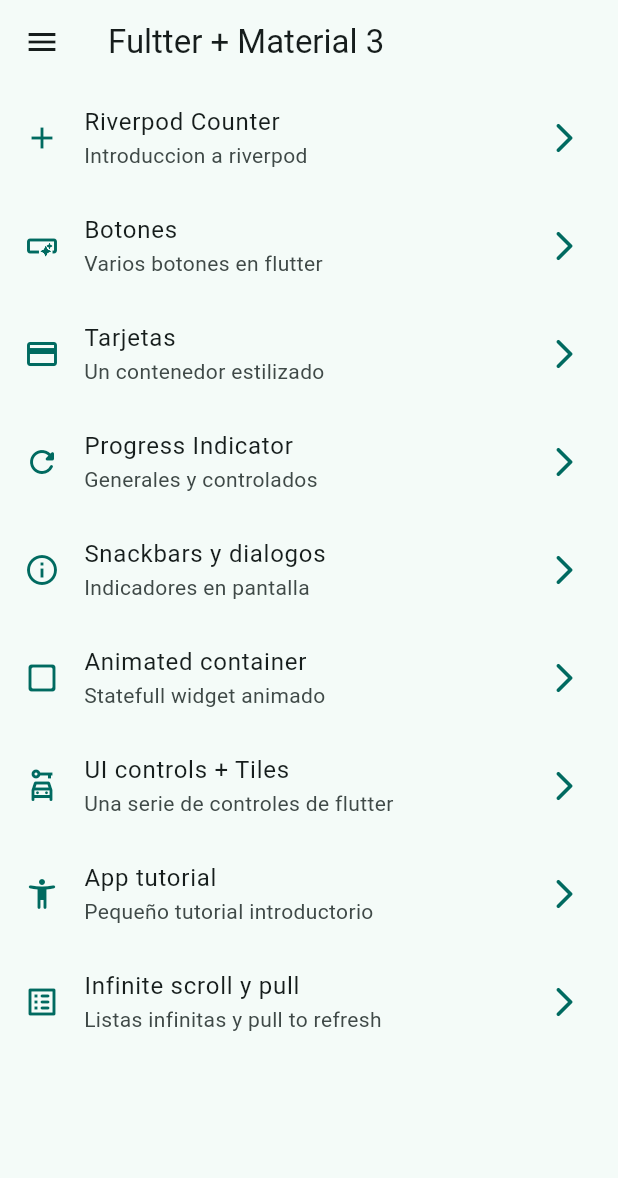
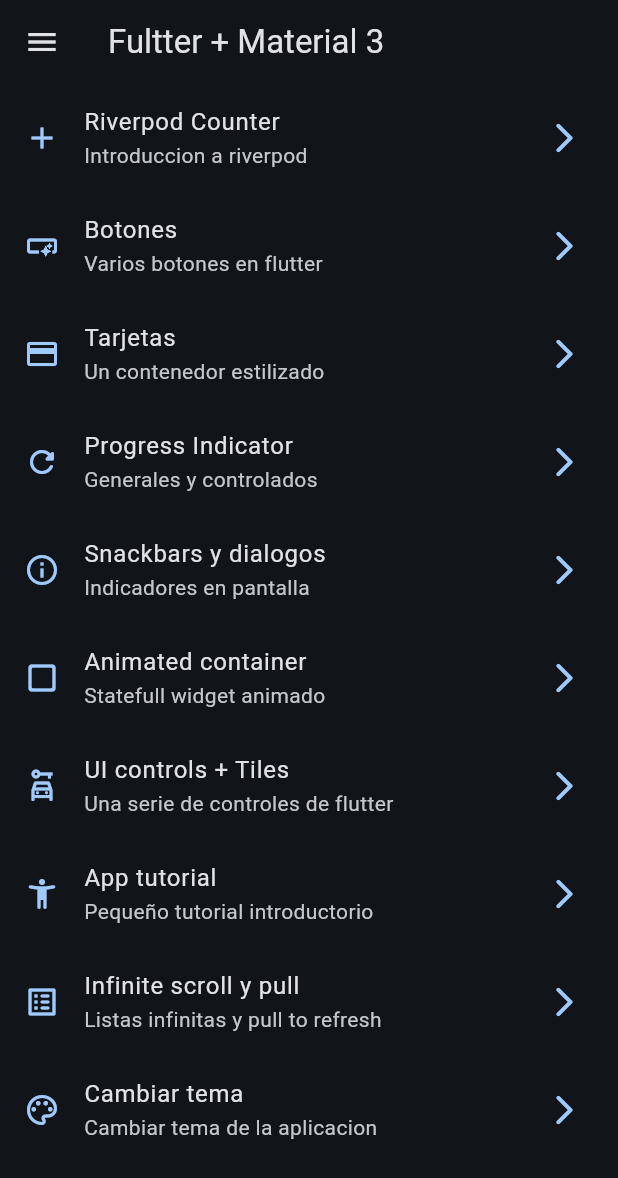
Before and after one commit to juanpjacobi/widgets_app, a Flutter app: the screen it shows after launch, on a phone screen of 412 x 824 dp. Shown: the top 1178 px of the screen. Run offline on Flutter 3.47's test engine with Material 3 defaults, Android fonts, the phone set to English and light mode, and no system bars; our stand-ins replace animate_do, flutter_riverpod, go_router.

Commit message:
Theme changer finished

```diff
--- a/lib/config/router/app_router.dart
+++ b/lib/config/router/app_router.dart
@@ -54,5 +54,10 @@ final appRouter = GoRouter(
       name: CounterScreen.name,
       builder: (context, state) => const CounterScreen(),
     ),
+    GoRoute(
+      path: '/theme-changer',
+      name: ThemeChangerScreen.name,
+      builder: (context, state) => const ThemeChangerScreen(),
+    ),
   ],
 );
--- a/lib/config/theme/app_theme.dart
+++ b/lib/config/theme/app_theme.dart
@@ -14,14 +14,16 @@ const colorList = <Color>[
 
 class Apptheme {
   final int selectedColor;
+  final bool isDarkMode;
 
-  Apptheme({this.selectedColor = 0})
+  Apptheme({this.isDarkMode = false, this.selectedColor = 0})
       : assert(selectedColor >= 0, 'Selected color must be greater than 0'),
         assert(selectedColor < colorList.length,
             'Selected color must be less or equal than ${colorList.length - 1}');
 
   ThemeData getTheme() => ThemeData(
       useMaterial3: true,
+      brightness: isDarkMode ? Brightness.dark : Brightness.light,
       colorSchemeSeed: colorList[selectedColor],
       appBarTheme: const AppBarTheme(centerTitle: false));
 }
--- a/lib/config/theme/menu/menu_items.dart
+++ b/lib/config/theme/menu/menu_items.dart
@@ -59,4 +59,9 @@ const appMenuItems = <MenuItem>[
       subtitle: 'Listas infinitas y pull to refresh',
       link: '/infinite',
       icon: Icons.list_alt_rounded),
+  MenuItem(
+      title: 'Cambiar tema',
+      subtitle: 'Cambiar tema de la aplicacion',
+      link: '/theme-changer',
+      icon: Icons.color_lens_outlined),
 ];
--- a/lib/main.dart
+++ b/lib/main.dart
@@ -2,21 +2,26 @@ import 'package:flutter/material.dart';
 import 'package:flutter_riverpod/flutter_riverpod.dart';
 import 'package:widgets_app/config/router/app_router.dart';
 import 'package:widgets_app/config/theme/app_theme.dart';
+import 'package:widgets_app/presentation/providers/theme_provider.dart';
 
 void main() {
   runApp(const ProviderScope(child: MainApp()));
 }
 
-class MainApp extends StatelessWidget {
+class MainApp extends ConsumerWidget {
   const MainApp({super.key});
 
   @override
-  Widget build(BuildContext context) {
+  Widget build(BuildContext context, WidgetRef ref) {
+    final int selectedColor = ref.watch(selectedColorProvider);
+    final bool isDarkMode = ref.watch(isDarModeProvider);
+
     return MaterialApp.router(
       title: 'Flutter widgets',
       routerConfig: appRouter,
       debugShowCheckedModeBanner: false,
-      theme: Apptheme(selectedColor: 1).getTheme(),
+      theme: Apptheme(selectedColor: selectedColor, isDarkMode: isDarkMode)
+          .getTheme(),
     );
   }
 }
--- a/lib/presentation/providers/theme_provider.dart
+++ b/lib/presentation/providers/theme_provider.dart
@@ -1,3 +1,6 @@
 import 'package:flutter_riverpod/flutter_riverpod.dart';
+import 'package:widgets_app/config/theme/app_theme.dart';
 
+final colorListProvider = Provider((ref) => colorList);
 final isDarModeProvider = StateProvider<bool>((ref) => true);
+final selectedColorProvider = StateProvider<int>((ref) => 0);
--- a/lib/presentation/screens/screens.dart
+++ b/lib/presentation/screens/screens.dart
@@ -1,10 +1,11 @@
-export 'package:widgets_app/presentation/screens/counter/counter_screen.dart';
 export 'package:widgets_app/presentation/screens/animated/animated_screen.dart';
 export 'package:widgets_app/presentation/screens/app_tutorial/app_tutorial_screen.dart';
 export 'package:widgets_app/presentation/screens/buttons/buttons_screen.dart';
 export 'package:widgets_app/presentation/screens/cards/cards_screen.dart';
+export 'package:widgets_app/presentation/screens/counter/counter_screen.dart';
 export 'package:widgets_app/presentation/screens/home/home_screen.dart';
 export 'package:widgets_app/presentation/screens/infinite_scroll/infinite_scroll_screen.dart';
 export 'package:widgets_app/presentation/screens/progress/progress_screen.dart';
 export 'package:widgets_app/presentation/screens/snackbar/snackbar_screen.dart';
+export 'package:widgets_app/presentation/screens/theme_changer/theme_changer_screen.dart';
 export 'package:widgets_app/presentation/screens/ui_controls/ui_controls_screen.dart';
```
Also changed, not shown: lib/presentation/screens/theme_changer/theme_changer_screen.dart (added, +54 -0 lines).
